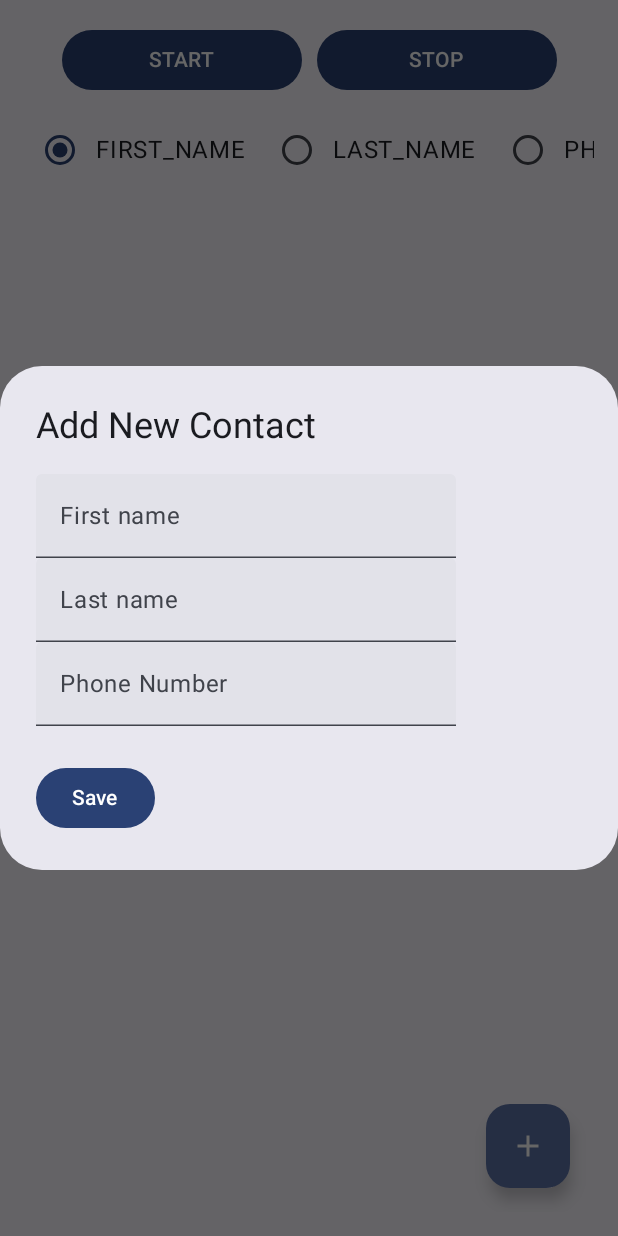
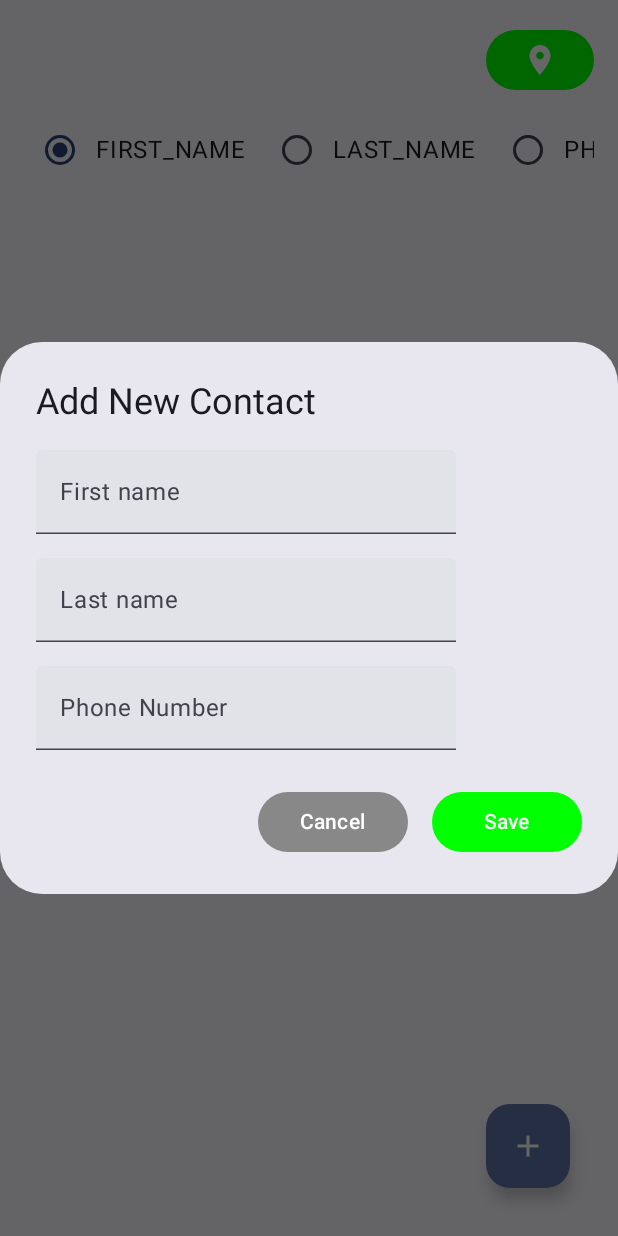
Before and after one commit to egin10/RoomCompose, an Android app built with Jetpack Compose: the screen it shows after launch (MainActivity), after a tap on "Add Contact", on a phone screen of 412 x 824 dp. Run offline under Robolectric (Android 15) with nearby library versions, the phone set to English and light mode, and no system bars; our stand-ins replace Room's generated code.

Commit message:
add navigation screen

```diff
--- a/app/build.gradle
+++ b/app/build.gradle
@@ -69,4 +69,7 @@ dependencies {
 
     // Location Service
     implementation "com.google.android.gms:play-services-location:$location_service_version"
+
+    // Navigation
+    implementation "androidx.navigation:navigation-compose:$navigation_version"
 }
--- a/app/src/main/java/com/ginsebu/roomcompose/MainActivity.kt
+++ b/app/src/main/java/com/ginsebu/roomcompose/MainActivity.kt
@@ -5,55 +5,21 @@ import android.os.Bundle
 import androidx.activity.ComponentActivity
 import androidx.activity.compose.setContent
 import androidx.activity.viewModels
-import androidx.compose.foundation.layout.fillMaxSize
 import androidx.compose.material3.ExperimentalMaterial3Api
-import androidx.compose.material3.MaterialTheme
 import androidx.compose.material3.Surface
 import androidx.compose.runtime.collectAsState
 import androidx.compose.runtime.getValue
-import androidx.compose.ui.Modifier
 import androidx.core.app.ActivityCompat
-import androidx.lifecycle.ViewModel
-import androidx.lifecycle.ViewModelProvider
-import androidx.room.Room
-import com.ginsebu.roomcompose.contacts.ContactDatabase
+import androidx.navigation.compose.NavHost
+import androidx.navigation.compose.composable
+import androidx.navigation.compose.rememberNavController
 import com.ginsebu.roomcompose.contacts.ContactScreen
 import com.ginsebu.roomcompose.contacts.ContactViewModel
-import com.ginsebu.roomcompose.location.LocationButton
+import com.ginsebu.roomcompose.location.LocationScreen
 import com.ginsebu.roomcompose.location.LocationViewModel
 import com.ginsebu.roomcompose.ui.theme.RoomComposeTheme
 
 class MainActivity : ComponentActivity() {
-
-//    private val db by lazy {
-//        Room.databaseBuilder(
-//            applicationContext,
-//            ContactDatabase::class.java,
-//            "contacts.db",
-//        ).build()
-//    }
-
-//    private val viewModel by viewModels<ContactViewModel>(
-//        factoryProducer = {
-//            object : ViewModelProvider.Factory {
-//                override fun <T : ViewModel?> create(modelClass: Class<T>): T {
-//                    return ContactViewModel(db.dao) as T
-//                }
-//            }
-//        }
-//    )
-//
-//    private val locationViewModel by viewModels<LocationViewModel>(
-//        factoryProducer = {
-//            object : ViewModelProvider.Factory {
-//                override fun <T : ViewModel?> create(modelClass: Class<T>): T {
-//                    return LocationViewModel(applicationContext) as T
-//                }
-//            }
-//        }
-//    )
-
-
 
     @ExperimentalMaterial3Api
     override fun onCreate(savedInstanceState: Bundle?) {
@@ -84,13 +50,22 @@ class MainActivity : ComponentActivity() {
                     }
                 }.value
 
-                Surface(
-                    modifier = Modifier.fillMaxSize(),
-                    color = MaterialTheme.colorScheme.background,
-                ) {
-                    ContactScreen(state = state, onEvent = contactViewModel::onEvent, onLocationEvent = locationViewModel::onEvent)
+                Surface {
+                    // Navigation
+                    val navController = rememberNavController()
+                    NavHost(
+                        navController = navController,
+                        startDestination = "contacts"
+                    ) {
+                        composable("contacts") {
+                            ContactScreen(state = state, onEvent = contactViewModel::onEvent, navController = navController)
+                        }
+
+                        composable("location") {
+                            LocationScreen(onEvent = locationViewModel::onEvent, navController = navController)
+                        }
+                    }
                 }
-
             }
         }
     }
--- a/app/src/main/java/com/ginsebu/roomcompose/ViewModelFactoryHelper.kt
+++ b/app/src/main/java/com/ginsebu/roomcompose/ViewModelFactoryHelper.kt
@@ -5,7 +5,7 @@ import androidx.lifecycle.ViewModelProvider
 
 fun <VM: ViewModel> viewModelFactory(initializer: () -> VM): ViewModelProvider.Factory {
     return object : ViewModelProvider.Factory {
-        override fun <T : ViewModel?> create(modelClass: Class<T>): T {
+        override fun <T : ViewModel> create(modelClass: Class<T>): T {
             return initializer() as T
         }
     }
--- a/app/src/main/java/com/ginsebu/roomcompose/contacts/ContactScreen.kt
+++ b/app/src/main/java/com/ginsebu/roomcompose/contacts/ContactScreen.kt
@@ -5,10 +5,8 @@ import androidx.compose.foundation.horizontalScroll
 import androidx.compose.foundation.layout.Arrangement
 import androidx.compose.foundation.layout.Column
 import androidx.compose.foundation.layout.Row
-import androidx.compose.foundation.layout.Spacer
 import androidx.compose.foundation.layout.fillMaxSize
 import androidx.compose.foundation.layout.fillMaxWidth
-import androidx.compose.foundation.layout.height
 import androidx.compose.foundation.layout.padding
 import androidx.compose.foundation.lazy.LazyColumn
 import androidx.compose.foundation.lazy.items
@@ -17,6 +15,9 @@ import androidx.compose.material.icons.Icons
 import androidx.compose.material.icons.filled.Add
 import androidx.compose.material.icons.filled.Delete
 import androidx.compose.material.icons.filled.Edit
+import androidx.compose.material.icons.filled.LocationOn
+import androidx.compose.material3.Button
+import androidx.compose.material3.ButtonDefaults
 import androidx.compose.material3.ExperimentalMaterial3Api
 import androidx.compose.material3.FloatingActionButton
 import androidx.compose.material3.Icon
@@ -31,15 +32,14 @@ import androidx.compose.ui.Modifier
 import androidx.compose.ui.graphics.Color
 import androidx.compose.ui.unit.dp
 import androidx.compose.ui.unit.sp
-import com.ginsebu.roomcompose.location.LocationButton
-import com.ginsebu.roomcompose.location.LocationEvent
+import androidx.navigation.NavHostController
 
 @ExperimentalMaterial3Api
 @Composable
 fun ContactScreen(
     state: ContactState,
     onEvent: (ContactEvent) -> Unit,
-    onLocationEvent: (LocationEvent) -> Unit,
+    navController: NavHostController,
 ) {
     Scaffold(
         floatingActionButton = {
@@ -55,14 +55,27 @@ fun ContactScreen(
         modifier = Modifier.padding(16.dp),
     ) { padding ->
         if(state.isAddingContact) {
-            AddContactDialog(state = state, onEvent = onEvent)
+            FormContactDialog(state = state, onEvent = onEvent)
         }
 
         if(state.isDeleteContact) {
             DeleteContactDialog(state = state, onEvent = onEvent)
         }
 
-        LocationButton(onEvent = onLocationEvent)
+        Row (
+            modifier = Modifier
+                .fillMaxWidth(),
+            horizontalArrangement = Arrangement.End,
+        ) {
+            Button(
+                onClick = {
+                    navController.navigate("location")
+                },
+                colors = ButtonDefaults.buttonColors(Color.Green)
+            ) {
+                Icon(imageVector = Icons.Default.LocationOn, contentDescription = "Location")
+            }
+        }
 
         LazyColumn(
             contentPadding = padding,
--- a/app/src/main/java/com/ginsebu/roomcompose/contacts/ContactViewModel.kt
+++ b/app/src/main/java/com/ginsebu/roomcompose/contacts/ContactViewModel.kt
@@ -59,6 +59,9 @@ class ContactViewModel(
                     isAddingContact = false,
                     contact = null,
                     isDeleteContact = false,
+                    firstName = "",
+                    lastName = "",
+                    phoneNumber = "",
                 ) }
             }
             ContactEvent.SaveContact -> {
--- a/app/src/main/java/com/ginsebu/roomcompose/contacts/AddContactDialog.kt
+++ b/app/src/main/java/com/ginsebu/roomcompose/contacts/FormContactDialog.kt
@@ -3,18 +3,25 @@ package com.ginsebu.roomcompose.contacts
 import androidx.compose.foundation.layout.Arrangement
 import androidx.compose.foundation.layout.Box
 import androidx.compose.foundation.layout.Column
+import androidx.compose.foundation.layout.Row
+import androidx.compose.foundation.layout.Spacer
 import androidx.compose.foundation.layout.fillMaxWidth
+import androidx.compose.foundation.layout.height
+import androidx.compose.foundation.layout.width
 import androidx.compose.material3.AlertDialog
 import androidx.compose.material3.Button
+import androidx.compose.material3.ButtonDefaults
 import androidx.compose.material3.ExperimentalMaterial3Api
 import androidx.compose.material3.Text
 import androidx.compose.material3.TextField
 import androidx.compose.runtime.Composable
 import androidx.compose.ui.Modifier
+import androidx.compose.ui.graphics.Color
+import androidx.compose.ui.unit.dp
 
 @ExperimentalMaterial3Api
 @Composable
-fun AddContactDialog(
+fun FormContactDialog(
     state: ContactState,
     onEvent: (ContactEvent) -> Unit,
     modifier: Modifier = Modifier
@@ -33,6 +40,7 @@ fun AddContactDialog(
                         },
                         placeholder = { Text(text = "First name") }
                         )
+                   Spacer(modifier = Modifier.height(16.dp))
                    TextField(
                        value = state.lastName,
                        onValueChange = {
@@ -40,6 +48,7 @@ fun AddContactDialog(
                        },
                        placeholder = { Text(text = "Last name") }
                    )
+                   Spacer(modifier = Modifier.height(16.dp))
                    TextField(
                        value = state.phoneNumber,
                        onValueChange = {
@@ -51,12 +60,30 @@ fun AddContactDialog(
         },
         onDismissRequest = { onEvent(ContactEvent.HideDialog) },
         confirmButton = {
-            Box (
-                modifier = Modifier.fillMaxWidth()
-            ){
-                Button(onClick = {
-                    onEvent(ContactEvent.SaveContact)
-                }) {
+            Row (
+                modifier = Modifier
+                    .fillMaxWidth(),
+                horizontalArrangement = Arrangement.End
+            ) {
+                Button(
+                    modifier = Modifier
+                        .width(100.dp),
+                    colors = ButtonDefaults.buttonColors(Color.Gray),
+                    onClick = {
+                        onEvent(ContactEvent.HideDialog)
+                    }
+                ) {
+                    Text(text = "Cancel")
+                }
+                Spacer(modifier = Modifier.width(16.dp))
+                Button(
+                    modifier = Modifier
+                        .width(100.dp),
+                    colors = ButtonDefaults.buttonColors(Color.Green),
+                    onClick = {
+                        onEvent(ContactEvent.SaveContact)
+                    },
+                ) {
                     Text(text = if(state.contact != null) "Update" else "Save")
                 }
             }
--- a/app/src/main/java/com/ginsebu/roomcompose/location/LocationButton.kt
+++ /dev/null
@@ -1,46 +0,0 @@
-package com.ginsebu.roomcompose.location
-
-import androidx.compose.foundation.layout.Arrangement
-import androidx.compose.foundation.layout.Row
-import androidx.compose.foundation.layout.Spacer
-import androidx.compose.foundation.layout.fillMaxWidth
-import androidx.compose.foundation.layout.height
-import androidx.compose.foundation.layout.width
-import androidx.compose.foundation.shape.RoundedCornerShape
-import androidx.compose.material3.Button
-import androidx.compose.material3.Text
-import androidx.compose.runtime.Composable
-import androidx.compose.ui.Alignment
-import androidx.compose.ui.Modifier
-import androidx.compose.ui.draw.clip
-import androidx.compose.ui.unit.dp
-
-@Composable
-fun LocationButton(
-    onEvent: (LocationEvent) -> Unit,
-) {
-    Row (
-        modifier = Modifier
-            .fillMaxWidth()
-            .height(100.dp),
-        horizontalArrangement = Arrangement.Center,
-    ) {
-        Button(
-            modifier = Modifier
-                .width(160.dp)
-                .clip(RoundedCornerShape(8.dp)),
-            onClick = { onEvent(LocationEvent.Start) }
-        ) {
-            Text(text = "START")
-        }
-        Spacer(modifier = Modifier.width(10.dp))
-        Button(
-            modifier = Modifier
-                .width(160.dp)
-                .clip(RoundedCornerShape(8.dp)),
-            onClick = { onEvent(LocationEvent.Stop) }
-        ) {
-            Text(text = "STOP")
-        }
-    }
-}
--- a/build.gradle
+++ b/build.gradle
@@ -4,6 +4,7 @@ buildscript {
         compose_ui_version = "1.2.0"
         room_version = "2.5.0"
         location_service_version = "20.0.0"
+        navigation_version = "2.5.3"
     }
 }
 
```
Also changed, not shown: app/src/main/java/com/ginsebu/roomcompose/location/LocationScreen.kt (added, +84 -0 lines).
